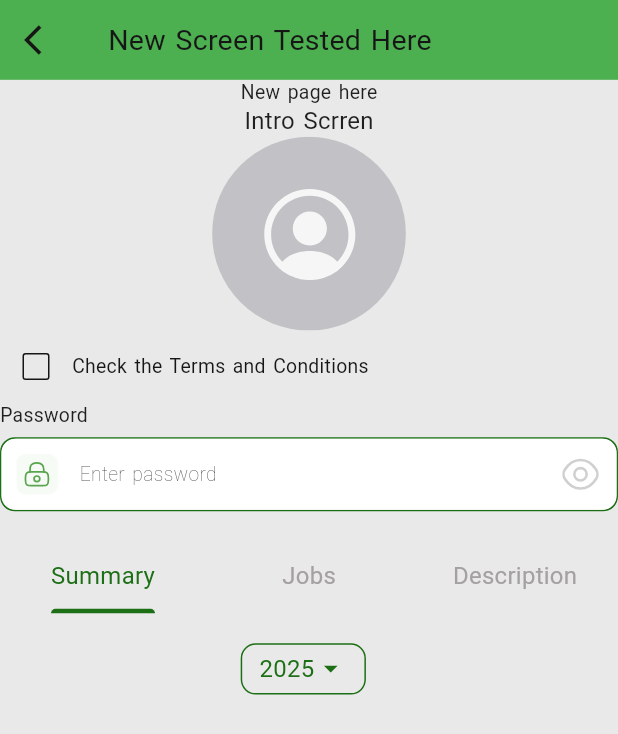
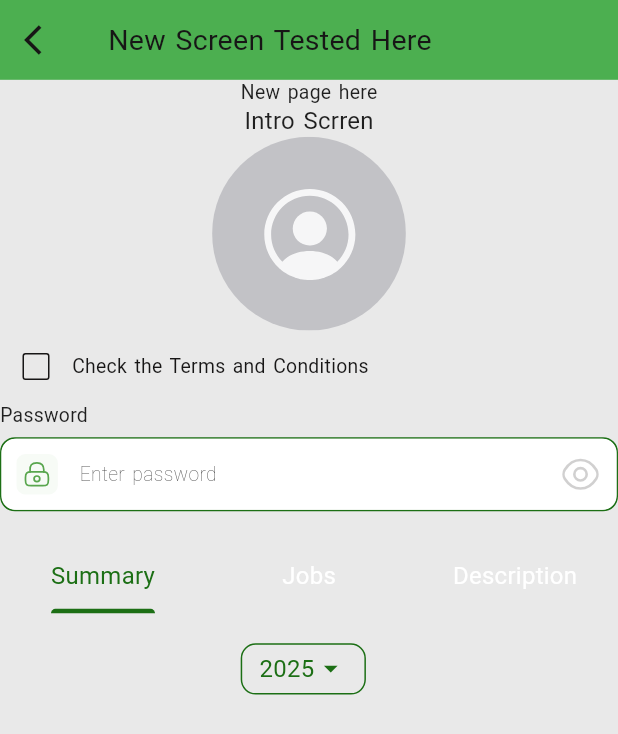
Before and after one commit to JamperCin/core_package, a Flutter app: the screen it shows after launch, after a tap on "Click Here", on a phone screen of 412 x 824 dp. Shown: the top 734 px of the screen. Run offline on Flutter 3.47's test engine with Material 3 defaults, Android fonts, the phone set to English and light mode, and no system bars; our stand-ins replace cached_network_image, carousel_slider, dotted_border, flutter_svg, geocoding, geolocator and 5 more; missing offline and left inert: encrypt, flutter_animator, flutter_overlay_loader; Roboto replaces fonts that are missing (SfUI); statements that could not run were skipped; project files that could hold a hidden picture were left out.

Commit message:
updated tabbar

```diff
--- a/packages/core_module/lib/core_module.dart
+++ b/packages/core_module/lib/core_module.dart
@@ -8,7 +8,6 @@ import 'package:core_module/core/res/config/configuration.dart';
 import 'package:core_module/core/utils/navigation_utils.dart';
 import 'package:core_module/core/utils/number_utils.dart';
 import 'package:core_module/core/utils/validation_utils.dart';
-import 'package:core_module/core_ui/base_screen/base_screen_impl.dart';
 import 'package:core_module/core_ui/snippets/places_search/geo_location_helper.dart';
 import 'package:core_module/core_ui/snippets/snack_bar_snippet.dart';
 import 'package:flutter/cupertino.dart';
--- a/packages/core_module/lib/core_ui/widgets/tab_bar_widget.dart
+++ b/packages/core_module/lib/core_ui/widgets/tab_bar_widget.dart
@@ -7,6 +7,7 @@ class TabBarWidget extends StatefulWidget {
   final Color? indicatorColor;
   final Color? dividerColor;
   final Color? labelColor;
+  final Color? unselectedLabelColor;
   final TextStyle? labelStyle;
 
   const TabBarWidget({
@@ -17,7 +18,7 @@ class TabBarWidget extends StatefulWidget {
     this.indicatorColor,
     this.dividerColor,
     this.labelColor,
-    this.labelStyle,
+    this.labelStyle, this.unselectedLabelColor,
   });
 
   @override
@@ -55,7 +56,7 @@ class _TabBarWidgetState extends State<TabBarWidget>
       dividerColor: widget.dividerColor ?? colorScheme.surface,
       labelColor: widget.labelColor ?? colorScheme.primary,
       labelStyle: widget.labelStyle ?? textTheme.bodyMedium,
-      unselectedLabelColor: colorScheme.secondaryFixedDim,
+      unselectedLabelColor: widget.unselectedLabelColor ?? colorScheme.tertiaryContainer,
     );
   }
 }
```
